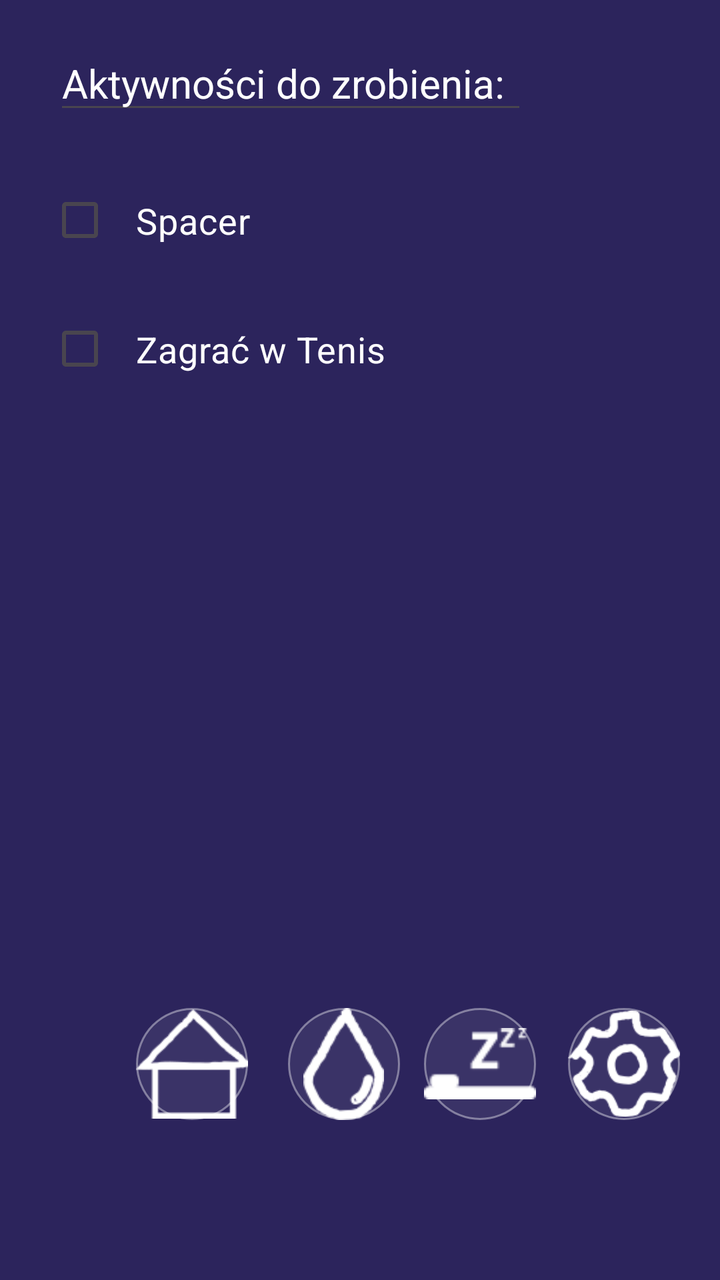
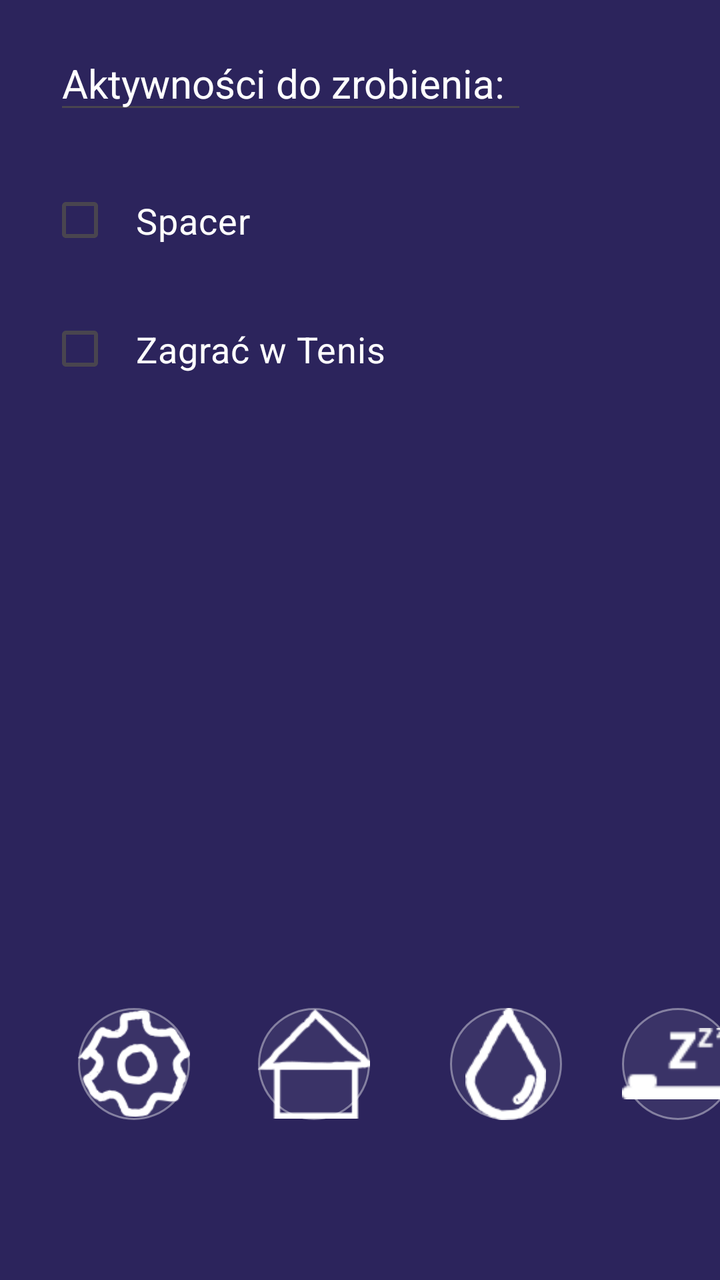

The first picture is an Android layout as it rendered before a commit; the second is the same layout after the commit. The layout source and the unified diff follow.
<!-- AndroidManifest.xml: activity theme Theme.Hackaton.NoActionBar -->
<!-- res/layout/activity_scrolling.xml -->
<?xml version="1.0" encoding="utf-8"?>
<androidx.constraintlayout.widget.ConstraintLayout xmlns:android="http://schemas.android.com/apk/res/android"
    xmlns:app="http://schemas.android.com/apk/res-auto"
    xmlns:tools="http://schemas.android.com/tools"
    android:layout_width="match_parent"
    android:layout_height="match_parent"
    android:background="#2c245c"
    android:fitsSystemWindows="true"
    tools:context=".ScrollingActivity"
    tools:layout_editor_absoluteX="4dp"
    tools:layout_editor_absoluteY="0dp">

    <EditText
        android:id="@+id/ActivitiesText"
        android:layout_width="wrap_content"
        android:layout_height="wrap_content"
        android:layout_marginStart="27dp"
        android:layout_marginTop="18dp"
        android:ems="10"
        android:inputType="text"
        android:text="Aktywności do zrobienia:"
        android:textColor="#FFFFFF"
        android:textSize="20sp"
        app:layout_constraintStart_toStartOf="parent"
        app:layout_constraintTop_toTopOf="parent" />

    <CheckBox
        android:id="@+id/checkBox1"
        android:layout_width="wrap_content"
        android:layout_height="wrap_content"
        android:layout_marginStart="24dp"
        android:layout_marginTop="24dp"
        android:padding="12dp"
        android:text="Spacer"
        android:textColor="#FFFFFF"
        android:textSize="18sp"
        app:layout_constraintStart_toStartOf="parent"
        app:layout_constraintTop_toBottomOf="@+id/ActivitiesText" />

    <CheckBox
        android:id="@+id/checkBox2"
        android:layout_width="wrap_content"
        android:layout_height="wrap_content"
        android:layout_marginStart="24dp"
        android:layout_marginTop="16dp"
        android:padding="12dp"
        android:text="Zagrać w Tenis"
        android:textColor="#FFFFFF"
        android:textSize="18sp"
        app:layout_constraintStart_toStartOf="parent"
        app:layout_constraintTop_toBottomOf="@+id/checkBox1" />


    <ImageButton
        android:id="@+id/BackToMainButton"
        android:layout_width="56dp"
        android:layout_height="56dp"
        android:layout_marginStart="68dp"
        android:layout_marginBottom="80dp"
        android:background="@drawable/round_button_background"
        android:contentDescription="Button 1"
        android:scaleType="centerInside"
        android:src="@drawable/ic_home"
        app:layout_constraintBottom_toBottomOf="parent"
        app:layout_constraintStart_toStartOf="parent"
        app:tint="#FFFFFF" />

    <ImageButton
        android:id="@+id/ActivitiesSettingsButton"
        android:layout_width="56dp"
        android:layout_height="56dp"
        android:layout_marginStart="16dp"
        android:layout_marginBottom="80dp"
        android:background="@drawable/round_button_background"
        android:contentDescription="Button 4"
        android:scaleType="centerInside"
        android:src="@drawable/ic_settings"
        app:layout_constraintBottom_toBottomOf="parent"
        app:layout_constraintStart_toEndOf="@+id/btn3"
        app:tint="#FFFFFF" />

    <ImageButton
        android:id="@+id/btn3"
        android:layout_width="56dp"
        android:layout_height="56dp"
        android:layout_marginStart="12dp"
        android:layout_marginBottom="80dp"
        android:background="@drawable/round_button_background"
        android:contentDescription="Button 3"
        android:scaleType="centerInside"
        android:src="@drawable/ic_sleep"
        app:layout_constraintBottom_toBottomOf="parent"
        app:layout_constraintStart_toEndOf="@+id/btn2"
        app:tint="#FFFFFF" />

    <ImageButton
        android:id="@+id/btn2"
        android:layout_width="56dp"
        android:layout_height="56dp"
        android:layout_marginStart="20dp"
        android:layout_marginBottom="80dp"
        android:background="@drawable/round_button_background"
        android:contentDescription="Button 2"
        android:scaleType="centerInside"
        android:src="@drawable/ic_water"
        app:layout_constraintBottom_toBottomOf="parent"
        app:layout_constraintStart_toEndOf="@+id/BackToMainButton"
        app:tint="#FFFFFF" />

</androidx.constraintlayout.widget.ConstraintLayout>
<!-- resources referenced by this layout -->
<resources>
  <!-- drawable ic_home: png bitmap (drawable, 1490 bytes) -->
  <!-- drawable ic_settings: png bitmap (drawable, 3147 bytes) -->
  <!-- drawable ic_sleep: png bitmap (drawable, 687 bytes) -->
  <!-- drawable ic_water: png bitmap (drawable, 1887 bytes) -->
  <!-- drawable round_button_background (drawable) -->
  <shape xmlns:android="http://schemas.android.com/apk/res/android" android:shape="oval">
      <solid android:color="#11FFFFFF" />
      <stroke android:width="1dp" android:color="#66FFFFFF" />
  </shape>
  <style name="Theme.Hackaton.NoActionBar">
          <item name="windowActionBar">false</item>
          <item name="windowNoTitle">true</item>
      </style>
</resources>

<!-- the commit's change to res/layout/activity_scrolling.xml (unified diff, before → after) -->
@@ -55,35 +55,35 @@
         android:id="@+id/BackToMainButton"
         android:layout_width="56dp"
         android:layout_height="56dp"
-        android:layout_marginStart="68dp"
+        android:layout_marginStart="34dp"
         android:layout_marginBottom="80dp"
         android:background="@drawable/round_button_background"
         android:contentDescription="Button 1"
         android:scaleType="centerInside"
         android:src="@drawable/ic_home"
         app:layout_constraintBottom_toBottomOf="parent"
-        app:layout_constraintStart_toStartOf="parent"
+        app:layout_constraintStart_toEndOf="@+id/ActivitiesSettingsButton"
         app:tint="#FFFFFF" />
 
     <ImageButton
         android:id="@+id/ActivitiesSettingsButton"
         android:layout_width="56dp"
         android:layout_height="56dp"
-        android:layout_marginStart="16dp"
+        android:layout_marginStart="39dp"
         android:layout_marginBottom="80dp"
         android:background="@drawable/round_button_background"
         android:contentDescription="Button 4"
         android:scaleType="centerInside"
         android:src="@drawable/ic_settings"
         app:layout_constraintBottom_toBottomOf="parent"
-        app:layout_constraintStart_toEndOf="@+id/btn3"
+        app:layout_constraintStart_toStartOf="parent"
         app:tint="#FFFFFF" />
 
     <ImageButton
         android:id="@+id/btn3"
         android:layout_width="56dp"
         android:layout_height="56dp"
-        android:layout_marginStart="12dp"
+        android:layout_marginStart="30dp"
         android:layout_marginBottom="80dp"
         android:background="@drawable/round_button_background"
         android:contentDescription="Button 3"
@@ -97,7 +97,7 @@
         android:id="@+id/btn2"
         android:layout_width="56dp"
         android:layout_height="56dp"
-        android:layout_marginStart="20dp"
+        android:layout_marginStart="40dp"
         android:layout_marginBottom="80dp"
         android:background="@drawable/round_button_background"
         android:contentDescription="Button 2"
